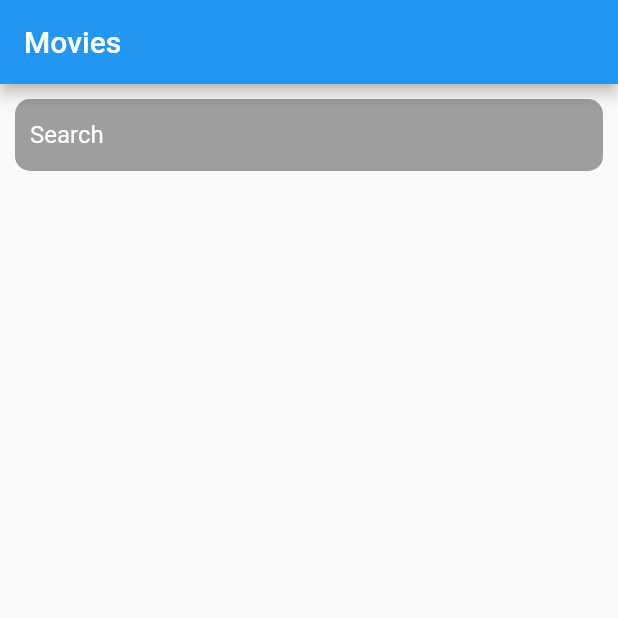
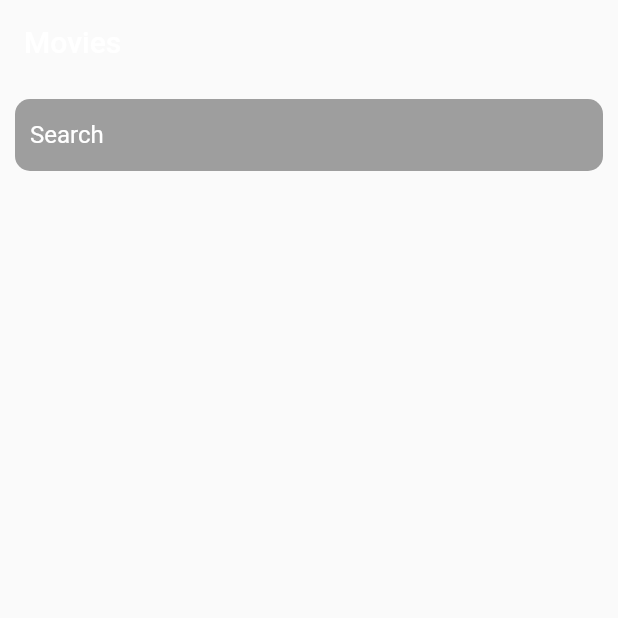
Before and after one commit to songhee24/mvvm_design_pattern, a Flutter app: the screen it shows after launch, on a phone screen of 412 x 824 dp, the top half of it. Run offline on Flutter 3.47's test engine with Material 2 defaults, Android fonts, the phone set to English and light mode, and no system bars.

Commit message:
created custom app bar with zero transparent

```diff
--- a/lib/views/movie_list_view.dart
+++ b/lib/views/movie_list_view.dart
@@ -1,5 +1,6 @@
 import 'package:flutter/material.dart';
 import 'package:mvvm_design_pattern/view_models/movie_list_view_model.dart';
+import 'package:mvvm_design_pattern/widgets/UI/my_app_bar.dart';
 import 'package:mvvm_design_pattern/widgets/movie_list.dart';
 import 'package:provider/provider.dart';
 
@@ -26,8 +27,9 @@ class _MovieListViewState extends State<MovieListView> {
     MovieListViewModel moviesViewModel =
         Provider.of<MovieListViewModel>(context);
     return Scaffold(
-      appBar: AppBar(
-        title: const Text('Movies'),
+      appBar: MyAppBar(
+        title: 'Movies',
+        key: null,
       ),
       body: Container(
         padding: const EdgeInsets.all(10),
--- /dev/null
+++ b/lib/widgets/UI/my_app_bar.dart
@@ -0,0 +1,25 @@
+import 'package:flutter/material.dart';
+
+///  Created by mac on 21/1/23.
+class MyAppBar extends StatelessWidget with PreferredSizeWidget {
+  final String title;
+
+  const MyAppBar({
+    super.key,
+    required this.title,
+  });
+
+  @override
+  Size get preferredSize {
+    return const Size.fromHeight(kToolbarHeight);
+  }
+
+  @override
+  Widget build(BuildContext context) {
+    return AppBar(
+      title: Text(title),
+      backgroundColor: Colors.transparent,
+      elevation: 0.0,
+    );
+  }
+}
```
